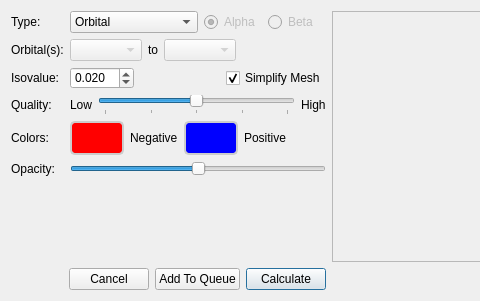
Before: the Qt Designer form src/Configurator/MolecularOrbitalsConfigurator.ui in nutjunkie/IQmol, drawn with Qt 5; both pictures show x 0 to 480 and y 0 to 301 of the 775 by 301 pixel window.
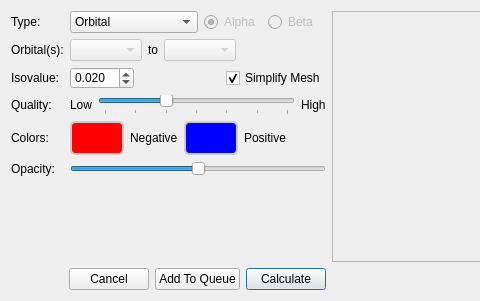
After: the same form once the commit is applied.

What changed in the file:
```diff
--- a/src/Configurator/MolecularOrbitalsConfigurator.ui
+++ b/src/Configurator/MolecularOrbitalsConfigurator.ui
@@ -153,7 +153,7 @@
           <number>1</number>
          </property>
          <property name="maximum">
-          <number>5</number>
+          <number>7</number>
          </property>
          <property name="singleStep">
           <number>1</number>
```
Left out of the diff: 5 changed lines with no effect on the pictures.
